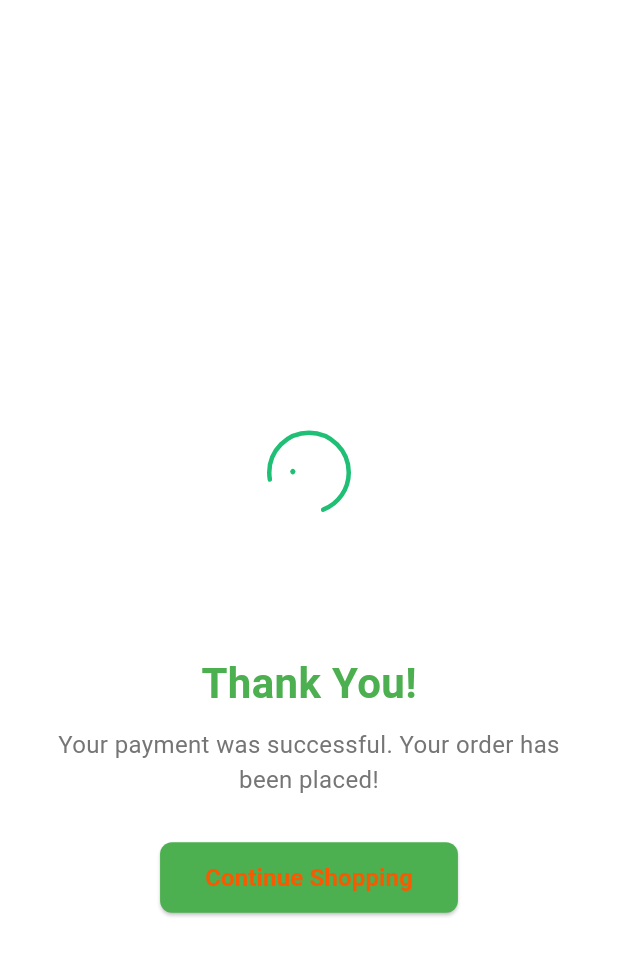
After one commit to AmirKhairy/Shop-App-Flutter, a Flutter app: the ThankYouScreen screen opened directly, on a phone screen of 412 x 824 dp. The commit adds this screen. Shown: the top 956 px of the screen. Run offline on Flutter 3.47's test engine with Material 3 defaults, Android fonts, the phone set to English and light mode, and no system bars; our stand-ins replace cached_network_image, carousel_slider, conditional_builder_null_safety, dio, flutter_bloc, fluttertoast and 2 more; missing offline and left inert: flutter_stripe; accounts and stored records are empty; network calls fail.

Commit message:
finish payment with saving the cards , finish thank you page

```diff
--- a/lib/Auth/Register/Register_Cubit/register_states.dart
+++ b/lib/Auth/Register/Register_Cubit/register_states.dart
@@ -7,6 +7,12 @@ class RegisterInitialState extends RegisterStates {}
 class RegisterChangeRegisterPasswordIcon extends RegisterStates {}
 
 class RegisterLoadingApiState extends RegisterStates {}
+
+class CreateStripeCustomerLoadingDataState extends RegisterStates {}
+
+class CreateStripeCustomerSuccessDataState extends RegisterStates {}
+
+class CreateStripeCustomerErrorDataState extends RegisterStates {}
 
 class RegisterSuccessApiState extends RegisterStates {
   final RegisterModel registerModel;
--- a/lib/Shared/constants.dart
+++ b/lib/Shared/constants.dart
@@ -10,35 +10,35 @@ Color defualLightColor = const Color.fromARGB(255, 249, 89, 0);
 
 Color defualtDarkColor = const Color.fromARGB(255, 35, 59, 93);
 
-String LOGIN = 'login';
+String lOGIN = 'login';
 
-String REGISTER = 'register';
+String rEGISTER = 'register';
 
-String HOME = 'home';
+String hOME = 'home';
 
-String CATIGORIES = 'categories';
+String cATIGORIES = 'categories';
 
-String FAVORITES = 'favorites';
+String fAVORITES = 'favorites';
 
-String PROFILE = 'profile';
+String pROFILE = 'profile';
 
-String UPDATE_PROFILE = 'update-profile';
+String uPDATEPROFILE = 'update-profile';
 
-String SEARCH = 'products/search';
+String sEARCH = 'products/search';
 
-String LOGOUT = 'logout';
+String lOGOUT = 'logout';
 
-String PRODUCT_DETAILS = 'products';
+String pRODUCTDETAILS = 'products';
 
-String CARTS = 'carts';
+String cARTS = 'carts';
 
-String AddOrDelelteItemInCart = 'carts';
+String addOrDelelteItemInCart = 'carts';
 
-String UpdateCart = 'carts/';
+String updateCart = 'carts/';
 
 String token = CacheHelper.getData(key: 'token');
 
-String customerId=CacheHelper.getData(key: 'customerId');
+
 
 void showToast({
   required String msg,
--- a/lib/Shared/payment/stripe_service.dart
+++ b/lib/Shared/payment/stripe_service.dart
@@ -1,5 +1,6 @@
 import 'dart:developer';
 
+import 'package:dio/dio.dart';
 import 'package:flutter_stripe/flutter_stripe.dart';
 import 'package:shop_app/Data_Models/stripe_models/ephemeral_key_model/ephemeral_key_model.dart';
 import 'package:shop_app/Data_Models/stripe_models/init_payment_sheet_model/init_payment_sheet_model.dart';
@@ -64,7 +65,7 @@ class StripeService {
           'customer': customerId,
         },
         headers: {
-          'Content-Type': 'application/x-www-form-urlencoded',
+          'Content-Type': Headers.formUrlEncodedContentType,
           'Authorization':
               'Bearer sk_test_51QqbKUH937DsZA0GMFpdJi6L15PRrxspAT7oBAyySdD0vgKl8ThxRdlqX3FiX1iBgRXG0jO6Ram7D26LmG972FTp00SfaEWd1Z',
           'Stripe-Version': '2025-01-27.acacia',
--- /dev/null
+++ b/lib/Shop_Layout/Cart_Page/thank_you_screen.dart
@@ -0,0 +1,66 @@
+import 'package:flutter/material.dart';
+import 'package:lottie/lottie.dart';
+import 'package:shop_app/Shop_Layout/home_layout.dart';
+
+class ThankYouScreen extends StatelessWidget {
+  const ThankYouScreen({super.key});
+
+  @override
+  Widget build(BuildContext context) {
+    return Scaffold(
+      backgroundColor: Colors.white,
+      body: Column(
+        mainAxisAlignment: MainAxisAlignment.center,
+        children: [
+          // Success Animation
+          Lottie.asset('assets/success.json', width: 200, height: 200),
+
+          const SizedBox(height: 20),
+
+          // Thank You Text
+          const Text(
+            "Thank You!",
+            style: TextStyle(
+              fontSize: 28,
+              fontWeight: FontWeight.bold,
+              color: Colors.green,
+            ),
+          ),
+
+          const SizedBox(height: 10),
+
+          // Order Confirmation Message
+          Padding(
+            padding: const EdgeInsets.symmetric(horizontal: 30),
+            child: Text(
+              "Your payment was successful. Your order has been placed!",
+              textAlign: TextAlign.center,
+              style: TextStyle(fontSize: 16, color: Colors.grey[600]),
+            ),
+          ),
+
+          const SizedBox(height: 30),
+
+          // Continue Shopping Button
+          ElevatedButton(
+            onPressed: () {
+              Navigator.of(context).pushAndRemoveUntil(
+                MaterialPageRoute(builder: (context) => const HomeLayout()),
+                (route) => false, // Clears all previous screens
+              );
+            },
+            style: ElevatedButton.styleFrom(
+              backgroundColor: Colors.green,
+              padding: const EdgeInsets.symmetric(horizontal: 30, vertical: 12),
+              shape: RoundedRectangleBorder(
+                borderRadius: BorderRadius.circular(8),
+              ),
+            ),
+            child:
+                const Text("Continue Shopping", style: TextStyle(fontSize: 16)),
+          ),
+        ],
+      ),
+    );
+  }
+}
--- a/pubspec.yaml
+++ b/pubspec.yaml
@@ -44,6 +44,7 @@ dependencies:
   # The following adds the Cupertino Icons font to your application.
   # Use with the CupertinoIcons class for iOS style icons.
   cupertino_icons: ^1.0.8
+  lottie: ^3.3.0
 
 dev_dependencies:
   flutter_test:
@@ -74,6 +75,7 @@ flutter:
     - assets/images/third_onBording.png
     - assets/images/shop_icon2.png
     - assets/images/syntax_store_logo.png
+    - assets/success.json
 
   # An image asset can refer to one or more resolution-specific "variants", see
   # https://flutter.dev/to/resolution-aware-images
```
Also changed, not shown: assets/success.json (added, +1 -0 lines), lib/Auth/Login/Login_Cubit/login_bloc.dart (+6 -6 lines), lib/Auth/Register/Register_Cubit/register_cubit.dart (+53 -7 lines), lib/Data_Models/stripe_new_customer_model/invoice_settings.dart (added, +29 -0 lines), lib/Data_Models/stripe_new_customer_model/metadata.dart (added, +9 -0 lines), lib/Data_Models/stripe_new_customer_model/stripe_new_customer_model.dart (added, +109 -0 lines), lib/Shared/block_observer.dart (+6 -4 lines), lib/Shop_Layout/Cart_Page/cart_screen.dart (+9 -1 lines), lib/Shop_Layout/HomeCubit/home_bloc.dart (+27 -27 lines), pubspec.lock.
